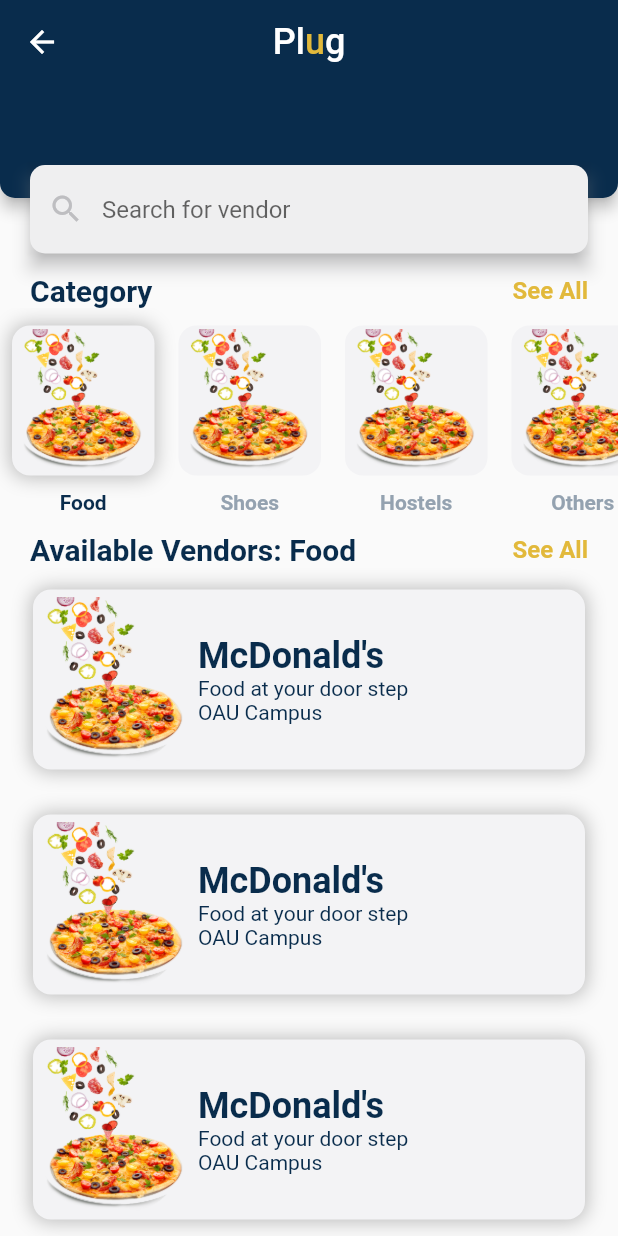
After one commit to bumie-e/Plug, a Flutter app: the screen it shows after launch, after a tap on "skip", on a phone screen of 412 x 824 dp. The commit adds this screen. Run offline on Flutter 3.47's test engine with Material 2 defaults, Android fonts, the light colour scheme and no system bars; our stand-ins replace flutter_svg; project files that could hold a hidden picture were left out.

Commit message:
Navigation
- each button opens a particular screen for now...
- the home screen is loaded with placeholder data...

```diff
--- /dev/null
+++ b/lib/components/appbar_delegate.dart
@@ -0,0 +1,82 @@
+import 'package:flutter/material.dart';
+import 'package:plug/utilities/constants.dart';
+
+class CustomSliverAppBarDelegate extends SliverPersistentHeaderDelegate {
+  final double expandedHeight;
+
+  CustomSliverAppBarDelegate({required this.expandedHeight});
+
+  @override
+  Widget build(
+      BuildContext context, double shrinkOffset, bool overlapsContent) {
+    const double heightTextField = 44;
+    final top = expandedHeight - shrinkOffset - heightTextField / 2;
+
+    return Stack(
+      fit: StackFit.expand,
+      clipBehavior: Clip.none,
+      children: [
+        getAppbar(),
+        Positioned(
+          top: top,
+          left: 20,
+          right: 20,
+          child: Opacity(
+            opacity: disappear(shrinkOffset),
+            child: Material(
+              elevation: 5,
+              color: Colors.transparent,
+              shadowColor: const Color(0xFFBEBEC1),
+              child: TextField(
+                decoration: InputDecoration(
+                  border: OutlineInputBorder(
+                    borderSide: BorderSide.none,
+                    borderRadius: BorderRadius.circular(10.0),
+                  ),
+                  hintText: 'Search for vendor',
+                  prefixIcon: const Icon(
+                    Icons.search,
+                    color: Color(0xFFBEBEC1),
+                  ),
+                  fillColor: const Color(0xFFEFEFF0),
+                  filled: true,
+                ),
+              ),
+            ),
+          ),
+        ),
+      ],
+    );
+  }
+
+  Widget getAppbar() => AppBar(
+    title: const Text.rich(
+      TextSpan(
+        style: TextStyle(fontSize: 24.0),
+        children: kCustomPlugText,
+      ),
+    ),
+    centerTitle: true,
+    shape: const RoundedRectangleBorder(
+      borderRadius: BorderRadius.only(
+        bottomLeft: Radius.circular(10),
+        bottomRight: Radius.circular(10),
+      ),
+    ),
+  );
+
+  double appear(double shrinkOffset) => shrinkOffset / expandedHeight;
+
+  double disappear(double shrinkOffset) => 1 - shrinkOffset / expandedHeight;
+
+  @override
+  double get maxExtent => expandedHeight;
+
+  @override
+  double get minExtent => kToolbarHeight + 30;
+
+  @override
+  bool shouldRebuild(covariant SliverPersistentHeaderDelegate oldDelegate) {
+    return true;
+  }
+}
--- /dev/null
+++ b/lib/components/category_card.dart
@@ -0,0 +1,46 @@
+import 'package:flutter/material.dart';
+import 'package:plug/utilities/constants.dart';
+
+class CategoryCard extends StatelessWidget {
+  final String text;
+  final bool isSelected;
+  final String imageLocation;
+  double? width = 110;
+  double? height = 110;
+
+  CategoryCard(
+      {required this.text,
+        required this.isSelected,
+        required this.imageLocation,
+        this.width,
+        this.height});
+
+  @override
+  Widget build(BuildContext context) {
+    return Column(
+      mainAxisAlignment: MainAxisAlignment.center,
+      children: [
+        Container(
+          margin: EdgeInsets.symmetric(horizontal: 8.0),
+          decoration: isSelected
+              ? kBoxDecoration.copyWith(boxShadow: kBoxShadow)
+              : kBoxDecoration,
+          child: Image.asset(
+            imageLocation,
+            height: height,
+            width: width,
+          ),
+        ),
+        Padding(
+          padding: const EdgeInsets.only(top: 10.0),
+          child: Text(
+            text,
+            style: TextStyle(
+              color: isSelected ? kPrimaryColor1 : const Color(0xFF94A2B0),
+            ),
+          ),
+        ),
+      ],
+    );
+  }
+}
--- a/lib/components/reusable_button.dart
+++ b/lib/components/reusable_button.dart
@@ -16,7 +16,7 @@
   @override
   Widget build(BuildContext context) {
     return ElevatedButton(
-      onPressed: () {},
+      onPressed: () => onPressed(),
       child: Text(
         title,
         style: kElevatedButtonTextStyle,
--- /dev/null
+++ b/lib/components/section_header.dart
@@ -0,0 +1,31 @@
+import 'package:flutter/material.dart';
+import 'package:plug/utilities/constants.dart';
+
+class SectionHeader extends StatelessWidget {
+  final String text;
+
+  SectionHeader({required this.text});
+
+  @override
+  Widget build(BuildContext context) {
+    return Padding(
+      padding: const EdgeInsets.symmetric(horizontal: 20.0),
+      child: Row(
+        mainAxisAlignment: MainAxisAlignment.spaceBetween,
+        children: [
+          Text(
+            text,
+            style: const TextStyle(fontSize: 20),
+          ),
+          const Text(
+            'See All',
+            style: TextStyle(
+              fontSize: 16,
+              color: kPrimaryColor2,
+            ),
+          ),
+        ],
+      ),
+    );
+  }
+}
--- a/lib/main.dart
+++ b/lib/main.dart
@@ -3,8 +3,10 @@
 import 'package:flutter/material.dart';
 import 'package:flutter_svg/flutter_svg.dart';
 import 'package:plug/screens/buyer_signin.dart';
-import 'package:plug/screens/buyer_signUp.dart';
+import 'package:plug/screens/buyer_signup.dart';
+import 'package:plug/screens/home_screen.dart';
 import 'package:plug/screens/welcome_screen.dart';
+import 'package:plug/utilities/constants.dart';
 
 void main() {
   runApp(const MyApp());
@@ -20,11 +22,21 @@
       debugShowCheckedModeBanner: false,
       title: 'Plug',
       theme: ThemeData(
-        primarySwatch: Colors.blue,
+        primarySwatch: kPrimaryColorSwatch,
+        textTheme: const TextTheme(
+          bodyText2: TextStyle(
+            color: kPrimaryColor1,
+            fontWeight: FontWeight.w700,
+          ),
+        ),
       ),
-      home: const BuyerSignInPage(
-          // title: 'Plug',
-          ),
+      initialRoute: WelcomePage.id,
+      routes: {
+        WelcomePage.id: (context) => WelcomePage(),
+        HomePage.id: (context) => HomePage(),
+        BuyerSignInPage.id: (context) => BuyerSignInPage(),
+        BuyerSignUpPage.id: (context) => BuyerSignUpPage(),
+      },
     );
   }
 }
--- a/lib/screens/buyer_signin.dart
+++ b/lib/screens/buyer_signin.dart
@@ -2,7 +2,8 @@
 import 'package:plug/utilities/constants.dart';
 
 class BuyerSignInPage extends StatelessWidget {
-  const BuyerSignInPage({Key? key}) : super(key: key);
+
+  static const id = '/buyer_signin';
 
   @override
   Widget build(BuildContext context) {
--- a/lib/screens/buyer_signup.dart
+++ b/lib/screens/buyer_signup.dart
@@ -6,7 +6,8 @@
 import 'package:plug/components/reusable_button.dart';
 
 class BuyerSignUpPage extends StatelessWidget {
-  const BuyerSignUpPage({Key? key}) : super(key: key);
+
+  static const id = '/buyer_signup';
 
   @override
   Widget build(BuildContext context) {
--- /dev/null
+++ b/lib/screens/home_screen.dart
@@ -0,0 +1,116 @@
+import 'package:flutter/cupertino.dart';
+import 'package:flutter/material.dart';
+import 'package:plug/components/appbar_delegate.dart';
+import 'package:plug/components/category_card.dart';
+import 'package:plug/utilities/constants.dart';
+import 'package:plug/components/section_header.dart';
+
+class HomePage extends StatefulWidget {
+
+  static const id = '/home';
+
+  @override
+  _HomePageState createState() => _HomePageState();
+}
+
+enum Category { food, shoes, hostels, others }
+
+class _HomePageState extends State<HomePage> {
+  Category selectedCategory = Category.food;
+  List<String> categories = ['Food', 'Shoes', 'Hostels', 'Others'];
+
+  @override
+  Widget build(BuildContext context) {
+    return Scaffold(
+      body: CustomScrollView(
+        slivers: [
+          SliverPersistentHeader(
+            delegate: CustomSliverAppBarDelegate(expandedHeight: 132),
+            pinned: true,
+            floating: false,
+          ),
+          SliverPadding(
+            padding: const EdgeInsets.only(top: 50),
+            sliver: SliverList(
+              delegate: SliverChildListDelegate([
+                SectionHeader(text: 'Category'),
+                SizedBox(
+                  height: 150.0,
+                  child: ListView.builder(
+                      physics: const ClampingScrollPhysics(),
+                      shrinkWrap: true,
+                      scrollDirection: Axis.horizontal,
+                      itemCount: categories.length,
+                      itemBuilder: (BuildContext context, int index) {
+                        return GestureDetector(
+                          onTap: () {
+                            setState(() {
+                              selectedCategory = Category.values[index];
+                            });
+                          },
+                          child: CategoryCard(
+                            text: categories[index],
+                            isSelected: index == selectedCategory.index,
+                            // Same image for now
+                            imageLocation: 'assets/images/pizza.png',
+                            width: 95,
+                            height: 100,
+                          ),
+                        );
+                      }),
+                ),
+                SectionHeader(
+                    text:
+                        'Available Vendors: ${categories[selectedCategory.index]}'),
+              ]),
+            ),
+          ),
+          SliverList(
+            delegate: SliverChildBuilderDelegate(
+              (context, index) => Container(
+                height: 120,
+                margin: const EdgeInsets.fromLTRB(22, 15, 22, 15),
+                decoration: kBoxDecoration.copyWith(boxShadow: kBoxShadow),
+                child: Row(
+                  children: [
+                    Image.asset(
+                      // Same image still
+                      'assets/images/pizza.png',
+                      height: 110,
+                      width: 110,
+                    ),
+                    Column(
+                      mainAxisAlignment: MainAxisAlignment.center,
+                      crossAxisAlignment: CrossAxisAlignment.start,
+                      children: const [
+                        Text(
+                          'McDonald\'s',
+                          style: TextStyle(fontSize: 24.0),
+                        ),
+                        Text(
+                          'Food at your door step',
+                          style: TextStyle(
+                            fontSize: 14.0,
+                            fontWeight: FontWeight.w400,
+                          ),
+                        ),
+                        Text(
+                          'OAU Campus',
+                          style: TextStyle(
+                            fontSize: 14.0,
+                            fontWeight: FontWeight.w400,
+                          ),
+                        ),
+                      ],
+                    )
+                  ],
+                ),
+              ),
+              childCount: 10,
+            ),
+          ),
+        ],
+      ),
+    );
+  }
+}
--- a/lib/screens/welcome_screen.dart
+++ b/lib/screens/welcome_screen.dart
@@ -1,11 +1,12 @@
 import 'package:flutter/material.dart';
+import 'package:plug/screens/buyer_signin.dart';
+import 'package:plug/screens/buyer_signup.dart';
 import 'package:plug/utilities/constants.dart';
 import 'package:plug/components/reusable_button.dart';
 
 class WelcomePage extends StatefulWidget {
-  const WelcomePage({Key? key, required this.title}) : super(key: key);
 
-  final String title;
+  static const id = '/';
 
   @override
   State<WelcomePage> createState() => _WelcomePageState();
@@ -18,43 +19,28 @@
       body: Padding(
         padding: const EdgeInsets.all(26.0),
         child: Column(
-          crossAxisAlignment: CrossAxisAlignment.start,
+          crossAxisAlignment: CrossAxisAlignment.stretch,
           mainAxisAlignment: MainAxisAlignment.spaceAround,
           children: [
-            const SizedBox(height: 79),
-            RichText(
-              text: const TextSpan(
+            const SizedBox(height: 36),
+            Text.rich(
+              TextSpan(
                 text: 'Welcome to ',
-                style: TextStyle(
-                  color: Color(0xff092C4C),
-                  fontSize: 30,
-                  fontWeight: FontWeight.w700,
-                ),
-                children: <TextSpan>[
-                  TextSpan(text: 'Pl', style: kHeadingTextyStyle1),
-                  TextSpan(
-                    text: 'u',
-                    style: kHeadingTextyStyle2,
-                  ),
-                  TextSpan(
-                    text: 'g!',
-                    style: kHeadingTextyStyle1,
-                  ),
-                ],
+                style: TextStyle(fontSize: 30.0),
+                children: kCustomPlugText + kExclamationPoint,
               ),
             ),
-            const SizedBox(height: 10),
             const Text(
               'Become a Vendor',
               textAlign: TextAlign.start,
-              style: kTextSytle1,
+              style: kSubHeadingTextStyle,
             ),
             const Text(
               'Make purchases easily.',
               textAlign: TextAlign.start,
-              style: kTextSytle1,
+              style: kSubHeadingTextStyle,
             ),
-            SizedBox(height: 69),
+            SizedBox(height: 20),
             Center(
               child: Image.asset(
                 "assets/images/first.png",
@@ -63,9 +49,6 @@
               ),
             ),
             SizedBox(height: 42),
-            Column(
-              crossAxisAlignment: CrossAxisAlignment.stretch,
-              children: [
             Container(
               height: 62,
               child: ReusableButton(
@@ -73,7 +56,9 @@
                 color: MaterialStateProperty.all(
                   kPrimaryColor1,
                 ),
-                    onPressed: () {},
+                onPressed: () {
+                  Navigator.pushNamed(context, BuyerSignInPage.id);
+                },
               ),
             ),
             SizedBox(height: 16),
@@ -84,23 +69,20 @@
                 color: MaterialStateProperty.all(
                   kPrimaryColor2,
                 ),
-                    onPressed: () {},
+                onPressed: () {
+                  Navigator.pushNamed(context, BuyerSignUpPage.id);
+                },
               ),
             ),
-              ],
+            Align(
+              alignment: Alignment.bottomRight,
+              child: TextButton(
+                onPressed: () {
+                  Navigator.pushNamed(context, '/home');
+                },
+                child: const Text('skip'),
               ),
-            Row(
-              mainAxisAlignment: MainAxisAlignment.end,
-              children: [
-                TextButton(
-                  onPressed: () {},
-                  child: const Text(
-                    'skip',
-                    style: kTextSytle2,
             ),
-                )
-              ],
-            )
           ],
         ),
       ),
--- a/lib/utilities/constants.dart
+++ b/lib/utilities/constants.dart
@@ -4,20 +4,16 @@
 const kPrimaryColor2 = Color(0xffE2B93B);
 
 const kHeadingTextyStyle1 = TextStyle(
-  color: Color(0xff092C4C),
   fontSize: 30,
-  fontWeight: FontWeight.w700,
 );
 
 const kHeadingTextyStyle2 = TextStyle(
-  color: Color(0xffE2B93B),
+  color: kPrimaryColor2,
   fontSize: 30,
-  fontWeight: FontWeight.w700,
 );
 
-const kTextSytle1 = TextStyle(
+const kSubHeadingTextStyle = TextStyle(
   fontSize: 20.0,
-  color: Color(0xff092C4C),
 );
 
 const kTextSytle2 = TextStyle(
@@ -37,8 +33,54 @@
 );
 
 const kElevatedButtonTextStyle = TextStyle(
-  fontWeight: FontWeight.w700,
   fontSize: 18,
 );
 
 const kPadding = EdgeInsets.all(26.0);
+
+const kCustomPlugText = <TextSpan>[
+  TextSpan(text: 'Pl'),
+  TextSpan(text: 'u', style: TextStyle(color: kPrimaryColor2)),
+  TextSpan(text: 'g'),
+];
+
+const kBoxDecoration = BoxDecoration(
+  color: kGreyColor,
+  borderRadius: BorderRadius.all(Radius.circular(12)),
+);
+
+const kBoxShadow = [
+  BoxShadow(
+    color: Color.fromRGBO(0, 0, 0, 0.25),
+    spreadRadius: 1,
+    blurRadius: 10,
+    offset: Offset(0, 0.1),
+  )
+];
+
+const kExclamationPoint = <TextSpan>[
+  TextSpan(text: '!'),
+];
+
+const kGreyColor = Color(0xFFF3F3F5);
+
+const kPrimaryColorSwatch = MaterialColor(0xFF092C4C, {
+  50:Color.fromRGBO(9,44,76, .1),
+  100:Color.fromRGBO(9,44,76, .2),
+  200:Color.fromRGBO(9,44,76, .3),
+  300:Color.fromRGBO(9,44,76, .4),
+  400:Color.fromRGBO(9,44,76, .5),
+  500:Color.fromRGBO(9,44,76, .6),
+  600:Color.fromRGBO(9,44,76, .7),
+  700:Color.fromRGBO(9,44,76, .8),
+  800:Color.fromRGBO(9,44,76, .9),
+  900:Color.fromRGBO(9,44,76, 1),
+});
+
+const kSubHeadingStyle = TextStyle(
+    fontSize: 20.0
+);
+
+const kSkipTextStyle = TextStyle(
+    fontSize: 18.0
+);
```
Also changed, not shown: assets/images/pizza.png (added). Lines whose indentation alone changed are shown as unchanged.
